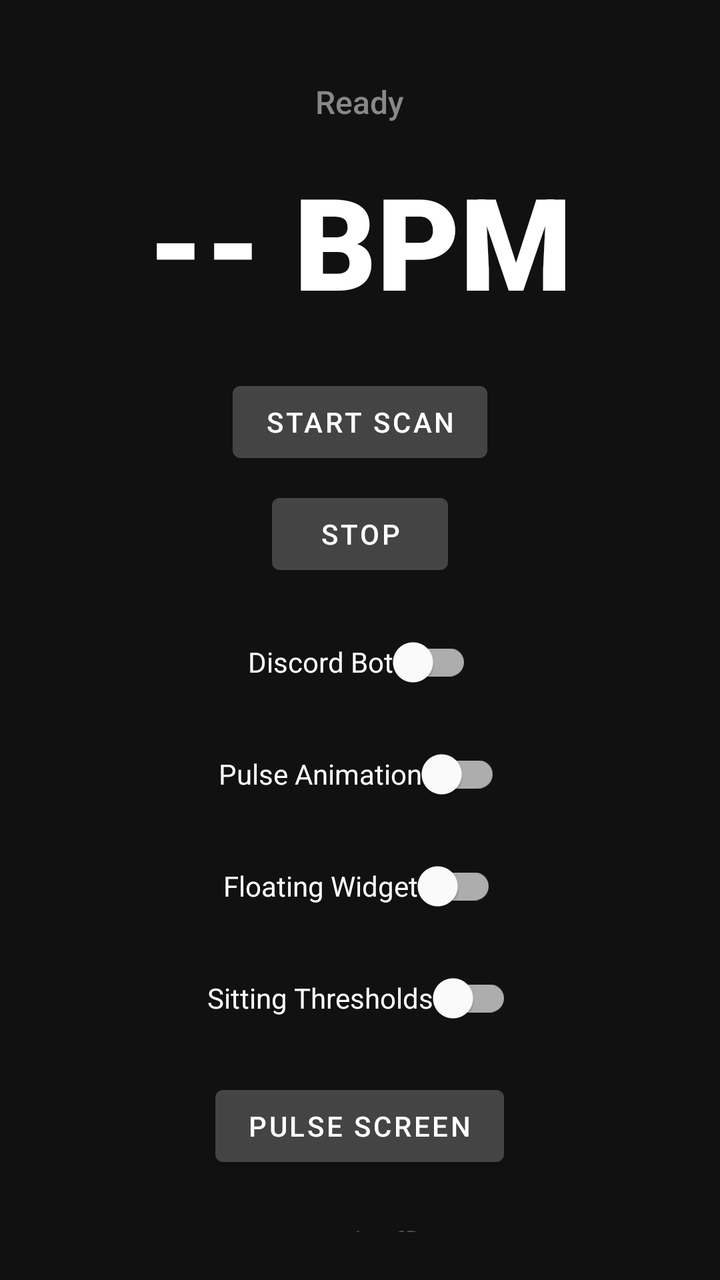
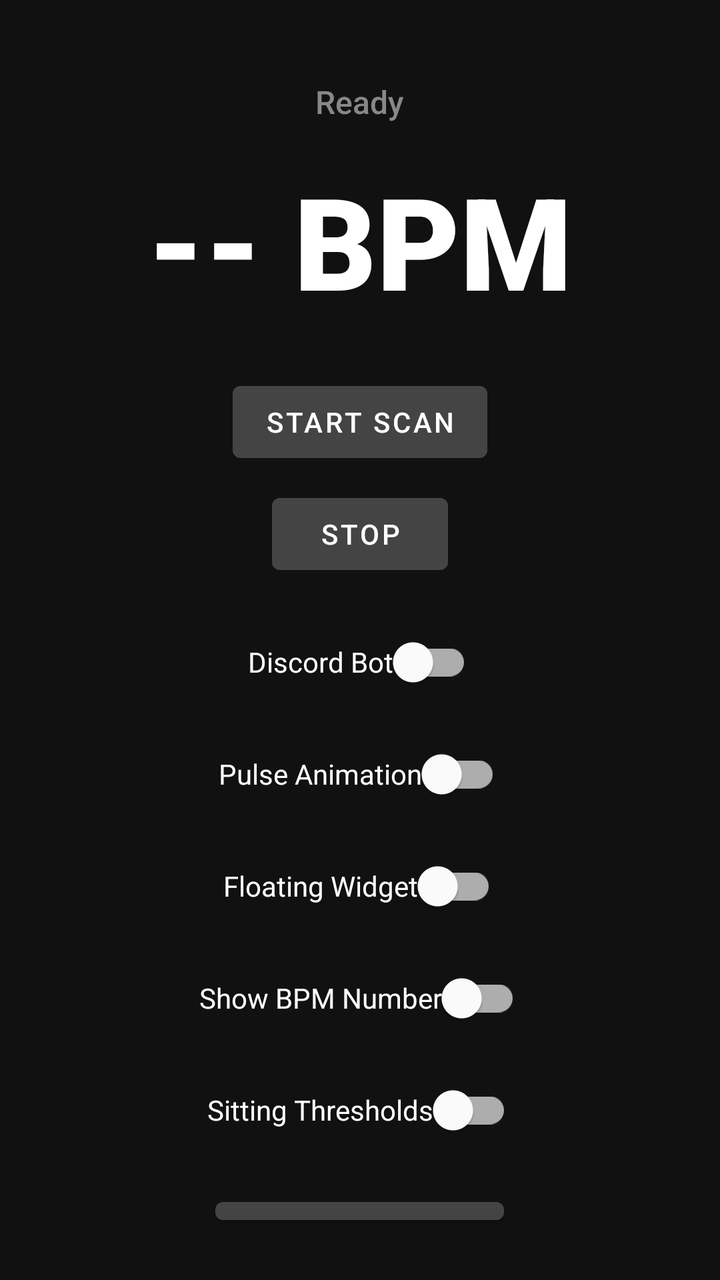

Screens rendered from an Android XML layout before and after an edit, with the pre-edit source and the edit as a unified diff.
<!-- AndroidManifest.xml: application theme Theme.HRBot -->
<!-- res/layout/activity_main.xml -->
<?xml version="1.0" encoding="utf-8"?>
<LinearLayout
    xmlns:android="http://schemas.android.com/apk/res/android"
    android:layout_width="match_parent"
    android:layout_height="match_parent"
    android:orientation="vertical"
    android:gravity="center_horizontal"
    android:background="#111111"
    android:padding="24dp">

    
    <TextView
        android:id="@+id/statusText"
        android:layout_width="wrap_content"
        android:layout_height="wrap_content"
        android:text="Ready"
        android:textColor="#888888"
        android:textSize="16sp"
        android:fontFamily="sans-serif-medium"
        android:layout_marginTop="16dp"
        android:layout_marginBottom="16dp" />

    
    <TextView
        android:id="@+id/bpmText"
        android:layout_width="wrap_content"
        android:layout_height="wrap_content"
        android:text="-- BPM"
        android:textColor="#FFFFFF"
        android:textSize="64sp"
        android:fontFamily="sans-serif-black"
        android:textStyle="bold" />

    <Button
        android:id="@+id/btnStartHr"
        android:layout_width="wrap_content"
        android:layout_height="wrap_content"
        android:text="Start Scan"
        android:layout_marginTop="24dp"
        android:backgroundTint="#444444"
        android:textColor="#FFFFFF"
        style="@style/Widget.MaterialComponents.Button" />

    <Button
        android:id="@+id/btnStopHr"
        android:layout_width="wrap_content"
        android:layout_height="wrap_content"
        android:text="Stop"
        android:layout_marginTop="8dp"
        android:backgroundTint="#444444"
        android:textColor="#FFFFFF"
        style="@style/Widget.MaterialComponents.Button" />

    <com.google.android.material.switchmaterial.SwitchMaterial
        android:id="@+id/switchDiscord"
        android:layout_width="wrap_content"
        android:layout_height="wrap_content"
        android:text="Discord Bot"
        android:textColor="#FFFFFF"
        android:layout_marginTop="16dp" />

    <com.google.android.material.switchmaterial.SwitchMaterial
        android:id="@+id/switchPulse"
        android:layout_width="wrap_content"
        android:layout_height="wrap_content"
        android:text="Pulse Animation"
        android:textColor="#FFFFFF"
        android:layout_marginTop="8dp" />

    <com.google.android.material.switchmaterial.SwitchMaterial
        android:id="@+id/switchFloating"
        android:layout_width="wrap_content"
        android:layout_height="wrap_content"
        android:text="Floating Widget"
        android:textColor="#FFFFFF"
        android:layout_marginTop="8dp" />

    <com.google.android.material.switchmaterial.SwitchMaterial
        android:id="@+id/switchNewThresholds"
        android:layout_width="wrap_content"
        android:layout_height="wrap_content"
        android:text="Sitting Thresholds"
        android:textColor="#FFFFFF"
        android:layout_marginTop="8dp" />

    <Button
        android:id="@+id/btnPulseScreen"
        android:layout_width="wrap_content"
        android:layout_height="wrap_content"
        android:text="Pulse Screen"
        android:layout_marginTop="16dp"
        android:backgroundTint="#444444"
        android:textColor="#FFFFFF"
        style="@style/Widget.MaterialComponents.Button" />

    <TextView
        android:id="@+id/serverListLabel"
        android:layout_width="wrap_content"
        android:layout_height="wrap_content"
        android:text="Discord Servers"
        android:textColor="#888888"
        android:textSize="14sp"
        android:layout_marginTop="16dp"
        android:visibility="gone" />

    <androidx.recyclerview.widget.RecyclerView
        android:id="@+id/serverRecyclerView"
        android:layout_width="match_parent"
        android:layout_height="wrap_content"
        android:maxHeight="200dp"
        android:layout_marginTop="8dp" />

    
    <TextView
        android:id="@+id/discordStatus"
        android:layout_width="wrap_content"
        android:layout_height="wrap_content"
        android:text="Discord: Offline"
        android:textColor="#555555"
        android:textSize="14sp"
        android:fontFamily="sans-serif"
        android:layout_marginTop="16dp" />

    
    <ScrollView
        android:id="@+id/logScroll"
        android:layout_width="match_parent"
        android:layout_height="0dp"
        android:layout_weight="1"
        android:layout_marginTop="24dp"
        android:fillViewport="true">

        <TextView
            android:id="@+id/logText"
            android:layout_width="match_parent"
            android:layout_height="wrap_content"
            android:text=""
            android:textColor="#444444"
            android:textSize="11sp"
            android:fontFamily="monospace"
            android:lineSpacingExtra="2dp" />
    </ScrollView>

</LinearLayout>
<!-- resources referenced by this layout -->
<resources>
  <style name="Theme.HRBot" parent="Theme.MaterialComponents.DayNight.NoActionBar">
          <item name="android:statusBarColor">#FF111111</item>
          <item name="android:navigationBarColor">#FF111111</item>
          <item name="android:windowBackground">#FF111111</item>
          <item name="colorPrimary">#FFFF3333</item>
          <item name="colorOnPrimary">#FFFFFFFF</item>
      </style>
</resources>

<!-- the commit's change to res/layout/activity_main.xml (unified diff, before → after) -->
@@ -76,6 +76,14 @@
         android:layout_marginTop="8dp" />
 
     <com.google.android.material.switchmaterial.SwitchMaterial
+        android:id="@+id/switchShowBpm"
+        android:layout_width="wrap_content"
+        android:layout_height="wrap_content"
+        android:text="Show BPM Number"
+        android:textColor="#FFFFFF"
+        android:layout_marginTop="8dp" />
+
+    <com.google.android.material.switchmaterial.SwitchMaterial
         android:id="@+id/switchNewThresholds"
         android:layout_width="wrap_content"
         android:layout_height="wrap_content"
